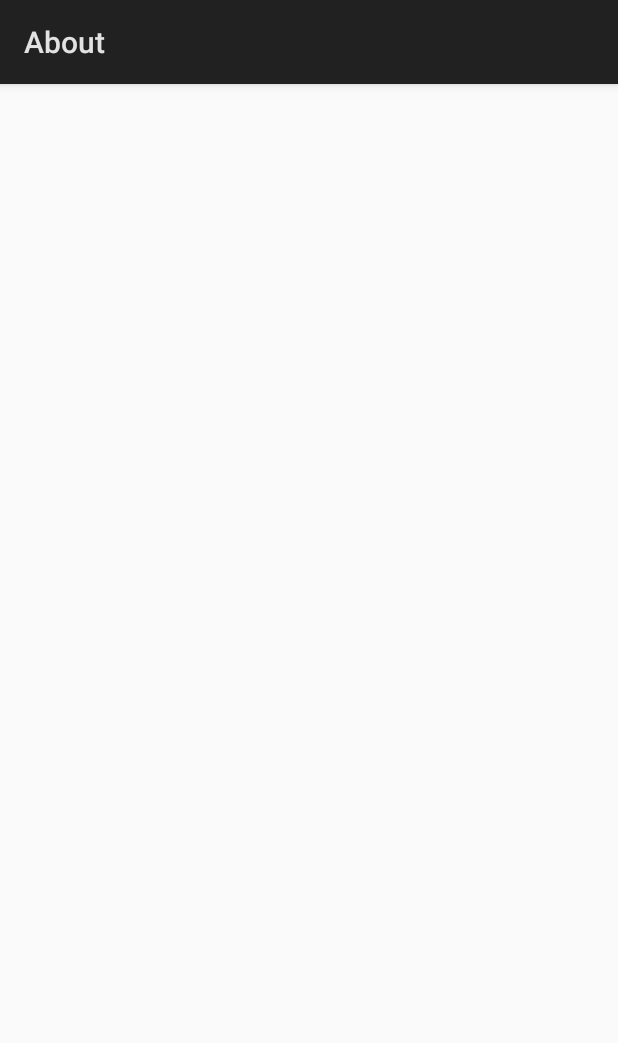
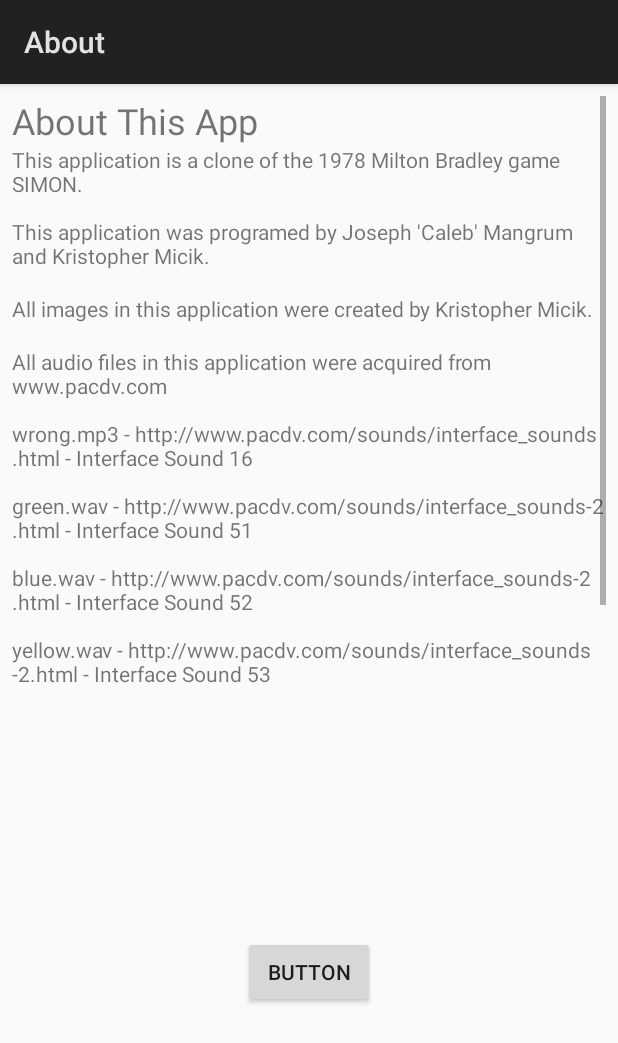
Before and after one commit to kmicik/SimonTry, an Android app: the About screen opened directly, with no data from a screen before it, on a phone screen of 412 x 824 dp. Shown: the top 1043 px of the screen. Run offline under Robolectric (Android 15) with nearby library versions, the light colour scheme and no system bars.

Commit message:
created "About" class, added string values

```diff
--- a/app/src/main/java/com/mangrummicik/simontry/MainActivity.java
+++ b/app/src/main/java/com/mangrummicik/simontry/MainActivity.java
@@ -36,8 +36,9 @@ public class MainActivity extends Activity {
 
         ImageButton gameThree = findViewById(R.id.gameThreeButton);
 
-        final ImageButton howButton = findViewById(R.id.howButton);
+        ImageButton howButton = findViewById(R.id.howButton);
         howButton.setOnClickListener(new View.OnClickListener() {
+            @Override
             public void onClick(View v){
                 if(v.getId() == R.id.howButton){
                     Intent intent = new Intent(getApplicationContext(), HowToPlay.class);
@@ -48,7 +49,6 @@ public class MainActivity extends Activity {
 
         ImageButton aboutButton = findViewById(R.id.aboutButton);
         aboutButton.setOnClickListener(new View.OnClickListener(){
-
             @Override
             public void onClick(View view) {
                 if(view.getId() == R.id.aboutButton) {
--- a/app/src/main/res/layout/about.xml
+++ b/app/src/main/res/layout/about.xml
@@ -6,4 +6,63 @@
     android:layout_width="match_parent"
     android:layout_height="match_parent">
 
+
+    <ScrollView
+        android:id="@+id/scrollView2"
+        android:layout_width="0dp"
+        android:layout_height="408dp"
+        android:layout_marginEnd="8dp"
+        android:layout_marginStart="8dp"
+        android:layout_marginTop="8dp"
+        app:layout_constraintEnd_toEndOf="parent"
+        app:layout_constraintStart_toStartOf="parent"
+        app:layout_constraintTop_toTopOf="parent">
+
+        <LinearLayout
+            android:layout_width="match_parent"
+            android:layout_height="wrap_content"
+            android:orientation="vertical">
+
+            <TextView
+                android:id="@+id/textView3"
+                android:layout_width="match_parent"
+                android:layout_height="wrap_content"
+                android:textSize="24sp"
+                android:text="@string/about_head" />
+
+            <TextView
+                android:id="@+id/textView13"
+                android:layout_width="match_parent"
+                android:layout_height="wrap_content"
+                android:text="@string/names" />
+
+            <TextView
+                android:id="@+id/textView14"
+                android:layout_width="match_parent"
+                android:layout_height="wrap_content"
+                android:text="@string/images" />
+
+            <TextView
+                android:id="@+id/textView15"
+                android:layout_width="match_parent"
+                android:layout_height="wrap_content"
+                android:text="@string/sounds" />
+
+        </LinearLayout>
+    </ScrollView>
+
+    <Button
+        android:id="@+id/backButton"
+        android:layout_width="wrap_content"
+        android:layout_height="wrap_content"
+        android:layout_marginBottom="8dp"
+        android:layout_marginEnd="8dp"
+        android:layout_marginStart="8dp"
+        android:layout_marginTop="8dp"
+        android:text="Button"
+        app:layout_constraintBottom_toBottomOf="parent"
+        app:layout_constraintEnd_toEndOf="parent"
+        app:layout_constraintStart_toStartOf="parent"
+        app:layout_constraintTop_toBottomOf="@+id/scrollView2" />
+
 </android.support.constraint.ConstraintLayout>
--- a/app/src/main/res/values/strings.xml
+++ b/app/src/main/res/values/strings.xml
@@ -13,8 +13,8 @@
     <string name="three_play_three">FOR 3 PLAYERS\n1.  Follow steps 1&#8211;2 for 4 players.\n2.  Press the \"Start\" button and wait,(SIMON will give the first signal; when it\'s not repeated, that lens will be eliminated and a new game will begin with the remaining 3 colors.)\n3.  Each player quickly chooses one color (of the remaining three) and will use only that color during the game.\n4.  SIMON will give the first signal, and the player operating that color repeats it.\n5.  Play continues exactly as described for 4 players.\n</string>
     <string name="three_play_two">FOR 2 PLAYERS\n1.  Play proceeds as described for 4 players except each player operates two colors. (When one of your colors is eliminated, continue playing the remaining color.)</string>
     <string name="about_head">About This App</string>
-    <string name="names">This application is a clone of the 1978 Milton Bradley game SIMON.\nThis application was programed by Joseph \'Caleb\' Mangrum and Kristopher Micik.</string>
-    <string name="images">All images in this application were created by Kristopher Micik.</string>
+    <string name="names">This application is a clone of the 1978 Milton Bradley game SIMON.\n\nThis application was programed by Joseph \'Caleb\' Mangrum and Kristopher Micik.\n</string>
+    <string name="images">All images in this application were created by Kristopher Micik.\n</string>
     <string name="sounds">All audio files in this application were acquired from www.pacdv.com\n\nwrong.mp3 - http://www.pacdv.com/sounds/interface_sounds.html - Interface Sound 16\n\ngreen.wav - http://www.pacdv.com/sounds/interface_sounds-2.html - Interface Sound 51\n\nblue.wav - http://www.pacdv.com/sounds/interface_sounds-2.html - Interface Sound 52\n\nyellow.wav - http://www.pacdv.com/sounds/interface_sounds-2.html - Interface Sound 53\n\nred.wav - http://www.pacdv.com/sounds/interface_sounds-2.html - Interface Sound 55\n\nwin.wav - http://www.pacdv.com/sounds/miscellaneous_sounds.html - Dhol Drums</string>
 
 </resources>
```
